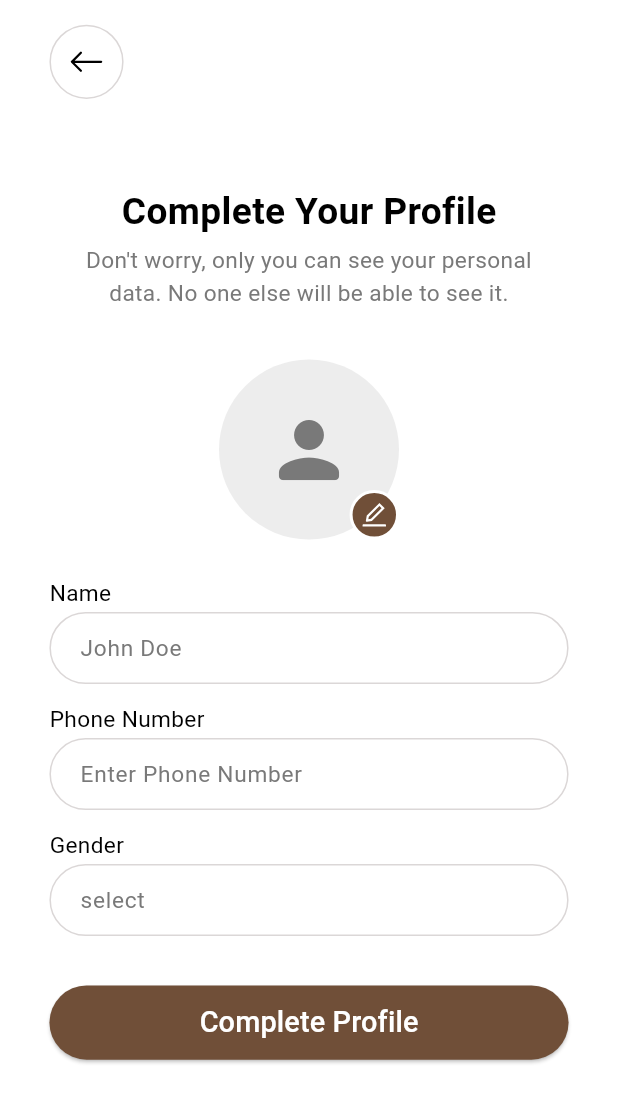
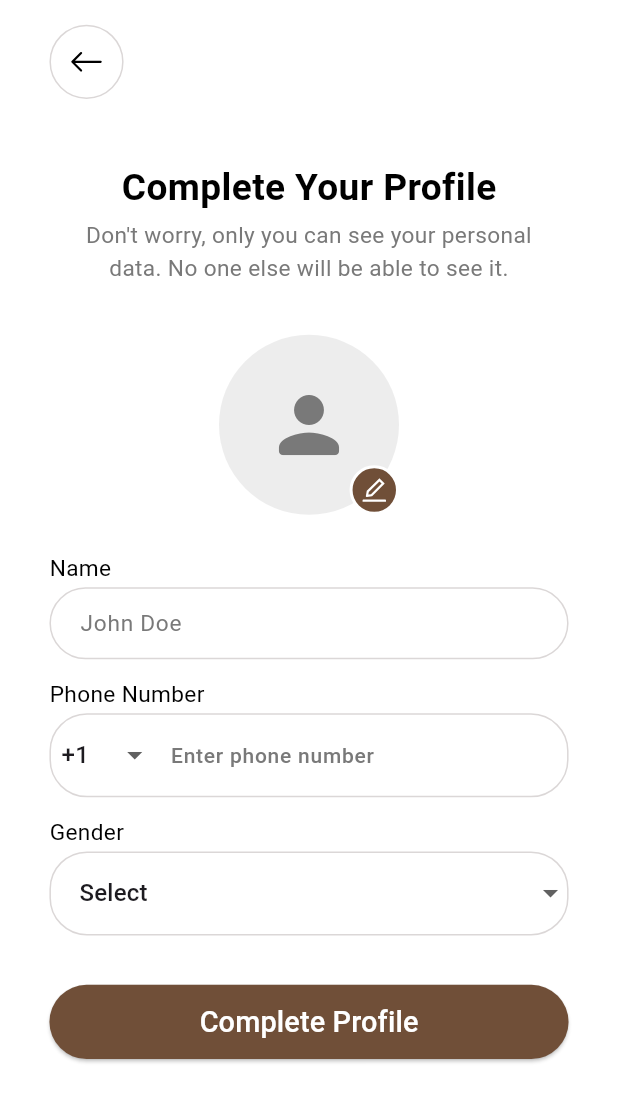
Before and after one commit to Shailesh-Tagadghar/ecommerce, a Flutter app: the UserDetail screen opened by its route, on a phone screen of 412 x 824 dp. Shown: the top 1103 px of the screen. Run offline on Flutter 3.47's test engine with Material 3 defaults, Android fonts, the phone set to English and light mode, and no system bars; our stand-ins replace connectivity_plus, firebase_core, flutter_easyloading, get, icons_plus, lottie and 1 more; accounts and stored records are empty; project files that could hold a hidden picture were left out.

Commit message:
User_Detail Screen UI Done

```diff
--- a/lib/Modules/Auth/Widget/custom_field.dart
+++ b/lib/Modules/Auth/Widget/custom_field.dart
@@ -13,6 +13,12 @@ class CustomField extends StatelessWidget {
   final VoidCallback? onIconPressed;
   final TextEditingController? controller;
   final ValueChanged<String>? onChanged;
+  final bool isDropdown;
+  final List<String>? genderdropdown;
+  final bool isPhoneNumber;
+  final String? selectedCountryCode;
+  final Function(String)? onCountryCodeChanged;
+  final List<String>? countryCodes;
 
   const CustomField({
     super.key,
@@ -26,10 +32,109 @@ class CustomField extends StatelessWidget {
     this.onIconPressed,
     this.controller,
     this.onChanged,
+    this.isDropdown = false,
+    this.genderdropdown,
+    this.isPhoneNumber = false,
+    this.selectedCountryCode,
+    this.onCountryCodeChanged,
+    this.countryCodes,
   });
 
   @override
   Widget build(BuildContext context) {
+    if (isDropdown && genderdropdown != null) {
+      return DropdownButtonFormField<String>(
+        dropdownColor: ColorConstants.whiteColor,
+        decoration: InputDecoration(
+          enabledBorder: OutlineInputBorder(
+            borderRadius: BorderRadius.circular(25),
+            borderSide: const BorderSide(
+              color: ColorConstants.lightGrayColor,
+            ),
+          ),
+          focusedBorder: OutlineInputBorder(
+            borderRadius: BorderRadius.circular(25),
+            borderSide: const BorderSide(
+              color: ColorConstants.lightGrayColor,
+            ),
+          ),
+          errorBorder: OutlineInputBorder(
+            borderRadius: BorderRadius.circular(25),
+            borderSide: const BorderSide(
+              color: ColorConstants.errorColor,
+            ),
+          ),
+          hintText: hintText,
+          hintStyle: TextStyle(
+            color: hintTextColor,
+            fontSize: 14,
+            fontWeight: FontWeight.w500,
+          ),
+          contentPadding: const EdgeInsets.all(16),
+        ),
+        items: genderdropdown!.map((String value) {
+          return DropdownMenuItem<String>(
+            value: value,
+            child: Text(value),
+          );
+        }).toList(),
+        onChanged: (newValue) {
+          if (onChanged != null) {
+            onChanged!(newValue!);
+          }
+        },
+        value: controller?.text.isNotEmpty ?? false ? controller?.text : null,
+      );
+    } else if (isPhoneNumber) {
+      return TextFormField(
+        controller: controller,
+        keyboardType: TextInputType.phone,
+        decoration: InputDecoration(
+          prefixIcon: Padding(
+            padding: const EdgeInsets.only(left: 8.0, right: 8.0),
+            child: DropdownButton<String>(
+              value: selectedCountryCode,
+              items: countryCodes?.map((String value) {
+                return DropdownMenuItem<String>(
+                  value: value,
+                  child: Text(value),
+                );
+              }).toList(),
+              onChanged: (newValue) {
+                onCountryCodeChanged!(newValue!);
+              },
+              underline: const SizedBox(), // Remove the dropdown underline
+            ),
+          ),
+          enabledBorder: OutlineInputBorder(
+            borderRadius: BorderRadius.circular(25),
+            borderSide: const BorderSide(
+              color: ColorConstants.lightGrayColor,
+            ),
+          ),
+          focusedBorder: OutlineInputBorder(
+            borderRadius: BorderRadius.circular(25),
+            borderSide: const BorderSide(
+              color: ColorConstants.lightGrayColor,
+            ),
+          ),
+          errorBorder: OutlineInputBorder(
+            borderRadius: BorderRadius.circular(25),
+            borderSide: const BorderSide(
+              color: ColorConstants.errorColor,
+            ),
+          ),
+          hintText: hintText,
+          hintStyle: TextStyle(
+            color: hintTextColor,
+            fontSize: 14,
+            fontWeight: FontWeight.w500,
+          ),
+          contentPadding: const EdgeInsets.all(16),
+        ),
+        onChanged: onChanged,
+      );
+    } else {
       return TextFormField(
         keyboardType: keyboardType,
         obscureText: obscureText,
@@ -83,3 +188,4 @@ class CustomField extends StatelessWidget {
       );
     }
   }
+}
--- a/lib/Modules/Auth/auth_controller.dart
+++ b/lib/Modules/Auth/auth_controller.dart
@@ -1,3 +1,4 @@
+import 'package:ecommerce/Utils/Constants/string_constant.dart';
 import 'package:get/get.dart';
 
 class AuthController extends GetxController {
@@ -5,6 +6,20 @@ class AuthController extends GetxController {
   var isPasswordVisible = true.obs;
   var isCnfPasswordVisible = true.obs;
   var agreeToTerms = false.obs;
+  var selectedDropdownItem = StringConstants.select.obs;
+  var genderDropdownValues = const [
+    StringConstants.select,
+    StringConstants.mail,
+    StringConstants.femail,
+    StringConstants.other
+  ];
+  var selectedCountrycode = StringConstants.country1.obs;
+  var countryCode = const [
+    StringConstants.country1,
+    StringConstants.country2,
+    StringConstants.country3,
+  ];
+  var phoneNumber = ''.obs;
 
   void toggleObscureText() {
     obscureText.value = !obscureText.value;
@@ -21,4 +36,19 @@ class AuthController extends GetxController {
   void checkBox() {
     agreeToTerms.value = !agreeToTerms.value;
   }
+
+// Method to update the selected dropdown value
+  void setSelectedDropdownItem(String value) {
+    selectedDropdownItem.value = value;
+  }
+
+  // Method to update the selected country code
+  void setSelectedCountryCode(String value) {
+    selectedCountrycode.value = value;
+  }
+
+  // Method to update the phone number
+  void setPhoneNumber(String value) {
+    phoneNumber.value = value;
+  }
 }
--- a/lib/Modules/Auth/user_detail.dart
+++ b/lib/Modules/Auth/user_detail.dart
@@ -13,9 +13,8 @@ class UserDetail extends StatelessWidget {
   UserDetail({super.key});
 
   final AuthController authController = Get.put(AuthController());
-
-  final TextEditingController passwordController = TextEditingController();
-  final TextEditingController cnfpasswordController = TextEditingController();
+  final TextEditingController genderController = TextEditingController();
+  final TextEditingController phoneController = TextEditingController();
 
   @override
   Widget build(BuildContext context) {
@@ -26,7 +25,12 @@ class UserDetail extends StatelessWidget {
         toolbarHeight: 10.h,
         leadingWidth: 20.w,
         leading: Container(
-          margin: EdgeInsets.only(left: 8.w),
+          margin: EdgeInsets.only(
+            left: 8.w,
+          ),
+          padding: EdgeInsets.all(
+            1.w,
+          ),
           decoration: BoxDecoration(
             border: Border.all(color: ColorConstants.lightGrayColor, width: 1),
             shape: BoxShape.circle,
@@ -47,7 +51,6 @@ class UserDetail extends StatelessWidget {
         backgroundColor: ColorConstants.whiteColor,
         body: Padding(
           padding: EdgeInsets.only(
-            top: 2.h,
             left: 4.w,
             right: 4.w,
             bottom: 2.h,
@@ -184,11 +187,32 @@ class UserDetail extends StatelessWidget {
                       SizedBox(
                         height: 0.2.h,
                       ),
-                      const CustomField(
-                        hintText: StringConstants.phone,
-                        fontSize: 11,
-                        hintTextColor: ColorConstants.greyColor,
-                        keyboardType: TextInputType.phone,
+                      // const CustomField(
+                      //   hintText: StringConstants.phone,
+                      //   fontSize: 11,
+                      //   isPhoneNumber: true,
+                      //   hintTextColor: ColorConstants.greyColor,
+                      //   keyboardType: TextInputType.phone,
+                      // ),
+                      Obx(
+                        () => CustomField(
+                            hintText:
+                                'Enter phone number', // Placeholder for phone input
+                            fontSize: 11,
+                            isPhoneNumber: true,
+                            hintTextColor: ColorConstants.greyColor,
+                            selectedCountryCode:
+                                authController.selectedCountrycode.value,
+                            countryCodes: authController.countryCode,
+                            onCountryCodeChanged: (newValue) {
+                              authController.setSelectedCountryCode(
+                                  newValue); // Update country code
+                            },
+                            onChanged: (newValue) {
+                              authController.setPhoneNumber(
+                                  newValue); // Update phone number
+                            },
+                            controller: phoneController),
                       ),
                       SizedBox(
                         height: 1.5.h,
@@ -202,11 +226,20 @@ class UserDetail extends StatelessWidget {
                       SizedBox(
                         height: 0.2.h,
                       ),
-                      const CustomField(
-                        hintText: StringConstants.gender,
-                        fontSize: 11,
-                        hintTextColor: ColorConstants.greyColor,
-                        keyboardType: TextInputType.name,
+                      Obx(
+                        () => CustomField(
+                          hintText: StringConstants.gender,
+                          fontSize: 11,
+                          isDropdown: true,
+                          hintTextColor: ColorConstants.greyColor,
+                          genderdropdown: authController.genderDropdownValues,
+                          onChanged: (newValue) {
+                            authController.setSelectedDropdownItem(newValue);
+                          },
+                          controller: TextEditingController(
+                            text: authController.selectedDropdownItem.value,
+                          ),
+                        ),
                       ),
                       SizedBox(
                         height: 4.h,
--- a/lib/Utils/Constants/string_constant.dart
+++ b/lib/Utils/Constants/string_constant.dart
@@ -42,6 +42,15 @@ class StringConstants {
   static const String genderlabel = 'Gender';
   static const String gender = 'select';
   static const String userBtntext = 'Complete Profile';
+
+  //Gender option //country Code
+  static const String select = 'Select';
+  static const String mail = 'Mail';
+  static const String femail = 'Femail';
+  static const String other = 'Other';
+  static const String country1 = '+1';
+  static const String country2 = '+91';
+  static const String country3 = '+453';
 }
 
 ///
```
Lines whose indentation alone changed are shown as unchanged.
